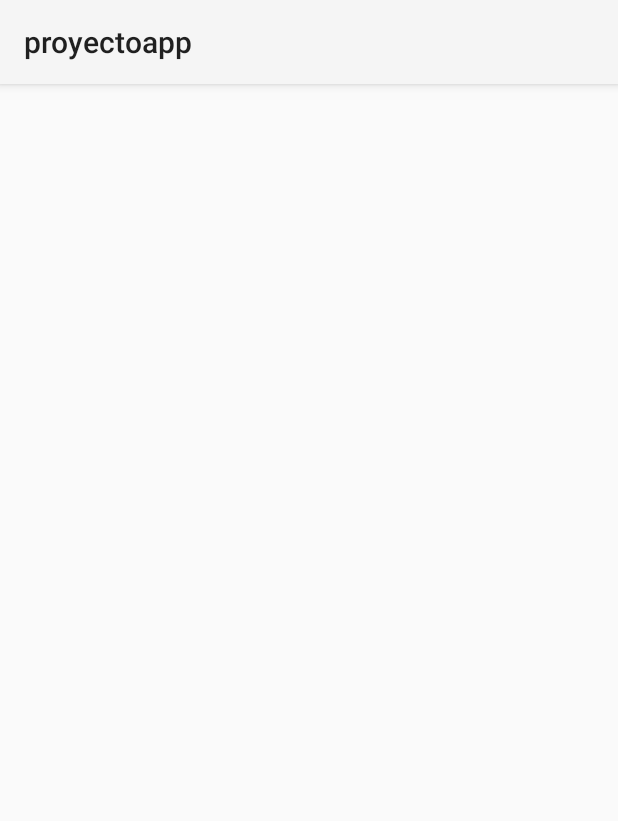
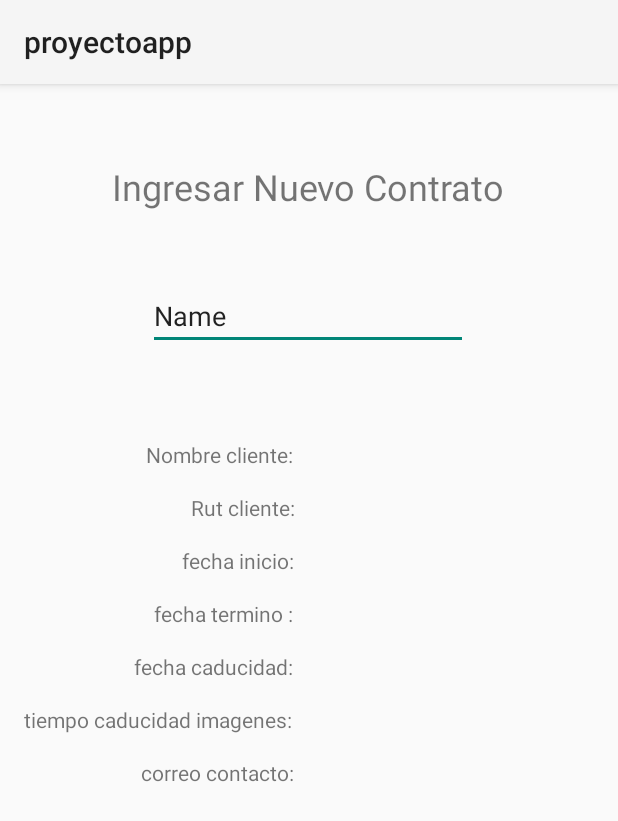
Before and after one commit to luismons/proyectoapp, an Android app: the nuevo_contrato screen opened directly, with no data from a screen before it, on a phone screen of 412 x 824 dp. Shown: the top 821 px of the screen. Run offline under Robolectric (Android 15) with nearby library versions, the phone set to English and light mode, and no system bars.

Commit message:
creacion vista nuevo contrato

```diff
--- a/app/src/main/res/layout/activity_nuevo_contrato.xml
+++ b/app/src/main/res/layout/activity_nuevo_contrato.xml
@@ -6,4 +6,109 @@
     android:layout_height="match_parent"
     tools:context=".nuevo_contrato">
 
+    <TextView
+        android:id="@+id/textView2"
+        android:layout_width="wrap_content"
+        android:layout_height="wrap_content"
+        android:text="Ingresar Nuevo Contrato"
+        android:textSize="24sp"
+        app:layout_constraintBottom_toBottomOf="parent"
+        app:layout_constraintEnd_toEndOf="parent"
+        app:layout_constraintHorizontal_bias="0.496"
+        app:layout_constraintStart_toStartOf="parent"
+        app:layout_constraintTop_toTopOf="parent"
+        app:layout_constraintVertical_bias="0.071" />
+
+    <EditText
+        android:id="@+id/editTextTextPersonName4"
+        android:layout_width="wrap_content"
+        android:layout_height="wrap_content"
+        android:layout_marginTop="40dp"
+        android:ems="10"
+        android:inputType="textPersonName"
+        android:text="Name"
+        app:layout_constraintBottom_toBottomOf="parent"
+        app:layout_constraintEnd_toEndOf="parent"
+        app:layout_constraintHorizontal_bias="0.497"
+        app:layout_constraintStart_toStartOf="parent"
+        app:layout_constraintTop_toBottomOf="@+id/textView2"
+        app:layout_constraintVertical_bias="0.012"
+        tools:ignore="TouchTargetSizeCheck" />
+
+    <TextView
+        android:id="@+id/textView3"
+        android:layout_width="wrap_content"
+        android:layout_height="wrap_content"
+        android:layout_marginTop="60dp"
+        android:text="Nombre cliente:"
+        app:layout_constraintEnd_toEndOf="parent"
+        app:layout_constraintHorizontal_bias="0.31"
+        app:layout_constraintStart_toStartOf="parent"
+        app:layout_constraintTop_toBottomOf="@+id/editTextTextPersonName4" />
+
+    <TextView
+        android:id="@+id/textView5"
+        android:layout_width="wrap_content"
+        android:layout_height="wrap_content"
+        android:layout_marginTop="16dp"
+        android:text="Rut cliente:"
+        app:layout_constraintEnd_toEndOf="parent"
+        app:layout_constraintHorizontal_bias="0.371"
+        app:layout_constraintStart_toStartOf="parent"
+        app:layout_constraintTop_toBottomOf="@+id/textView3" />
+
+    <TextView
+        android:id="@+id/textView6"
+        android:layout_width="wrap_content"
+        android:layout_height="wrap_content"
+        android:layout_marginTop="16dp"
+        android:text="fecha inicio:"
+        app:layout_constraintEnd_toEndOf="parent"
+        app:layout_constraintHorizontal_bias="0.36"
+        app:layout_constraintStart_toStartOf="parent"
+        app:layout_constraintTop_toBottomOf="@+id/textView5" />
+
+    <TextView
+        android:id="@+id/textView7"
+        android:layout_width="wrap_content"
+        android:layout_height="wrap_content"
+        android:layout_marginTop="16dp"
+        android:text="fecha termino :"
+        app:layout_constraintEnd_toEndOf="parent"
+        app:layout_constraintHorizontal_bias="0.321"
+        app:layout_constraintStart_toStartOf="parent"
+        app:layout_constraintTop_toBottomOf="@+id/textView6" />
+
+    <TextView
+        android:id="@+id/textView8"
+        android:layout_width="wrap_content"
+        android:layout_height="wrap_content"
+        android:layout_marginTop="16dp"
+        android:text="fecha caducidad:"
+        app:layout_constraintEnd_toEndOf="parent"
+        app:layout_constraintHorizontal_bias="0.292"
+        app:layout_constraintStart_toStartOf="parent"
+        app:layout_constraintTop_toBottomOf="@+id/textView7" />
+
+    <TextView
+        android:id="@+id/textView9"
+        android:layout_width="wrap_content"
+        android:layout_height="wrap_content"
+        android:layout_marginTop="16dp"
+        android:text="tiempo caducidad imagenes:"
+        app:layout_constraintEnd_toEndOf="parent"
+        app:layout_constraintHorizontal_bias="0.069"
+        app:layout_constraintStart_toStartOf="parent"
+        app:layout_constraintTop_toBottomOf="@+id/textView8" />
+
+    <TextView
+        android:id="@+id/textView10"
+        android:layout_width="wrap_content"
+        android:layout_height="wrap_content"
+        android:layout_marginTop="16dp"
+        android:text="correo contacto:"
+        app:layout_constraintEnd_toEndOf="parent"
+        app:layout_constraintHorizontal_bias="0.304"
+        app:layout_constraintStart_toStartOf="parent"
+        app:layout_constraintTop_toBottomOf="@+id/textView9" />
 </androidx.constraintlayout.widget.ConstraintLayout>
```
